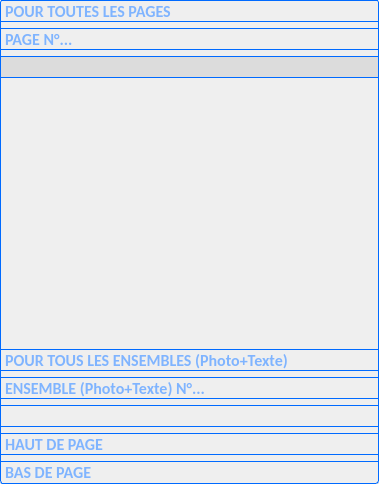
This is PhotosConsigne/ui/RightSettings.ui in FlorianLance/PhotosConsigne as Qt 5 draws it before an edit. The edited form follows.
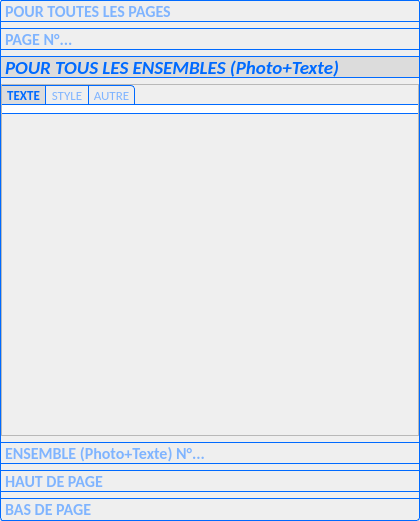
This is the edited form. The open tabs and pages were chosen to show the change. Icons and pictures are not drawn.

Diff of the .ui file:
```diff
--- a/PhotosConsigne/ui/RightSettings.ui
+++ b/PhotosConsigne/ui/RightSettings.ui
@@ -2,12 +2,15 @@
 <ui version="4.0">
  <class>RightSettingsUI</class>
  <widget class="QWidget" name="RightSettingsUI">
+  <property name="enabled">
+   <bool>true</bool>
+  </property>
   <property name="geometry">
    <rect>
     <x>0</x>
     <y>0</y>
-    <width>379</width>
-    <height>484</height>
+    <width>420</width>
+    <height>521</height>
    </rect>
   </property>
   <property name="sizePolicy">
@@ -16,6 +19,12 @@
     <verstretch>0</verstretch>
    </sizepolicy>
   </property>
+  <property name="minimumSize">
+   <size>
+    <width>420</width>
+    <height>0</height>
+   </size>
+  </property>
   <property name="maximumSize">
    <size>
     <width>16777215</width>
@@ -47,7 +56,7 @@
       <bool>true</bool>
      </property>
      <property name="sizePolicy">
-      <sizepolicy hsizetype="Minimum" vsizetype="Minimum">
+      <sizepolicy hsizetype="Preferred" vsizetype="Minimum">
        <horstretch>0</horstretch>
        <verstretch>0</verstretch>
       </sizepolicy>
@@ -66,21 +75,14 @@
      </property>
      <property name="styleSheet">
       <string notr="true">
-
-
-QToolBox::tab{
-     background-color: qlineargradient(x1: 0, y1: 0, x2: 0, y2: 1,
-                                       stop: 0 #f6f7fa, stop: 1 #dadbde);
-	 font: bold 12pt Calibri;
-	 color : rgb(127,180,255);
-   	border-bottom: 1px solid rgb(0,106,255);
-   	border-top: 1px solid rgb(0,106,255);
-
-
-/*	height:4ex;*/
-
-
+/*
+QScrollBar::vertical {
+	 width: 10px; 
 }
+*/
+
+
+
 
 .QToolBox
 {
@@ -92,6 +94,14 @@
 }
 
 
+QToolBox::tab{
+     background-color: qlineargradient(x1: 0, y1: 0, x2: 0, y2: 1,
+                                       stop: 0 #f6f7fa, stop: 1 #dadbde);
+	 font: bold 12pt Calibri;
+	 color : rgb(127,180,255);
+   	border-bottom: 1px solid rgb(0,106,255);
+   	border-top: 1px solid rgb(0,106,255);
+}
 
 
 QToolBox::tab:hover{
@@ -106,35 +116,28 @@
     background-color:  rgb(220,220,220);
 	qproperty-alignment: AlignCenter;
     font: italic bold 14pt Calibri;
-padding-left: 0px;	
+	padding-left: 0px;	
+
 }
 
 
 
-QToolBox::tab:!enabled{
-	/*padding-left: 100px;*/
+QToolBox::tab:!enabled{	
     background-color:  rgba(200,200,200,0%);
-    border: 1px solid rgba(200,200,200,0%);
+  /*  border: 1px solid rgba(200,200,200,0%);*/
  color : rgb(127,180,255);
-
-
-	
-
 }
 
 QToolBox::tab:first{
-	
     border-top: 1px solid rgb(0,106,255);
 }
 
 
 QToolBox::tab:!selected:last{
-	
     border-bottom: 0px solid rgb(0,106,255);
 }
 
 QToolBox::tab:selected:last{
-	
     border-bottom: 1px solid rgb(0,106,255);
 }
 
@@ -143,7 +146,10 @@
 </string>
      </property>
      <property name="currentIndex">
-      <number>0</number>
+      <number>2</number>
+     </property>
+     <property name="tabSpacing">
+      <number>6</number>
      </property>
      <widget class="QWidget" name="pageAllPages">
       <property name="geometry">
@@ -539,25 +545,12 @@
        <rect>
         <x>0</x>
         <y>0</y>
-        <width>377</width>
-        <height>255</height>
-       </rect>
-      </property>
-      <attribute name="label">
-       <string/>
-      </attribute>
-     </widget>
-     <widget class="QWidget" name="tbAllSets">
-      <property name="geometry">
-       <rect>
-        <x>0</x>
-        <y>0</y>
-        <width>377</width>
-        <height>255</height>
+        <width>418</width>
+        <height>346</height>
        </rect>
       </property>
       <property name="sizePolicy">
-       <sizepolicy hsizetype="Minimum" vsizetype="Minimum">
+       <sizepolicy hsizetype="Preferred" vsizetype="Minimum">
         <horstretch>0</horstretch>
         <verstretch>0</verstretch>
        </sizepolicy>
@@ -569,7 +562,7 @@
       <attribute name="label">
        <string>POUR TOUS LES ENSEMBLES (Photo+Texte)</string>
       </attribute>
-      <layout class="QVBoxLayout" name="vlGlobalConsign">
+      <layout class="QVBoxLayout" name="verticalLayout_3">
        <property name="spacing">
         <number>0</number>
        </property>
@@ -587,12 +580,21 @@
        </property>
        <item>
         <widget class="QFrame" name="frameAllSets">
+         <property name="sizePolicy">
+          <sizepolicy hsizetype="Preferred" vsizetype="Minimum">
+           <horstretch>0</horstretch>
+           <verstretch>0</verstretch>
+          </sizepolicy>
+         </property>
          <property name="frameShape">
           <enum>QFrame::StyledPanel</enum>
          </property>
          <property name="frameShadow">
           <enum>QFrame::Raised</enum>
          </property>
+         <property name="lineWidth">
+          <number>1</number>
+         </property>
          <layout class="QVBoxLayout" name="verticalLayout_16">
           <property name="spacing">
            <number>0</number>
@@ -609,10 +611,10 @@
           <property name="bottomMargin">
            <number>0</number>
           </property>
-          <item>
+          <item alignment="Qt::AlignTop">
            <widget class="QTabWidget" name="tabAllSets">
             <property name="sizePolicy">
-             <sizepolicy hsizetype="Expanding" vsizetype="Minimum">
+             <sizepolicy hsizetype="Expanding" vsizetype="Expanding">
               <horstretch>0</horstretch>
               <verstretch>0</verstretch>
              </sizepolicy>
@@ -631,11 +633,14 @@
             </property>
             <property name="styleSheet">
              <string notr="true">
+/* ################################  TAB BAR*/
 
 QTabWidget::tab-bar {
-    alignment: center;
+    alignment: left;
 }
 
+/* ################################  PANE */
+
 QTabWidget::pane { 
 
 	/* border */
@@ -644,6 +649,7 @@
 	border-right: 0px solid rgb(0,106,255);
 	border-bottom: 1px solid rgb(0,106,255);
 
+
 	/* border radius */
 	border-top-right-radius: 0px;
 	border-top-left-radius: 0px;
@@ -654,6 +660,10 @@
 	background-color:rgb(255, 255, 255)
 }
 
+/* ################################  TAB*/
+
+/* ################ BASE */
+
 QTabBar::tab {
 
 	/* border */
@@ -664,11 +674,6 @@
 	/* border radius */
     border-radius: 0px;
 
-	/* color */
-	background-color: qlineargradient(x1: 0, y1: 0, x2: 0, y2: 1,
-                                       stop: 0 #f6f7fa, stop: 1 #dadbde);
-	color : rgb(0,106,255);
-
 	/* size */
 	height:4ex;
 	min-width:20ex;
@@ -687,7 +692,7 @@
 	color : rgb(127,180,255);
 
 	/* font */
-  	font:  11pt Calibri;
+  	font:  10pt Calibri;
 }
 
 
@@ -698,7 +703,7 @@
     background-color:  rgb(220,220,220);
 
 	/* font */
-	 font: bold 11pt Calibri;
+	 font: bold 10pt Calibri;
 }
 
 
@@ -716,16 +721,15 @@
 }
 
 
-/* ################ ORDER */
-
+/* ################ FIRST / LAST */
 
 QTabBar::tab:first{
 
 	/* border */
-	border-left: 1px solid rgb(0,106,255);
+	border-left: 0px solid rgb(0,106,255);
 
 	/* border radius */
-	border-top-left-radius: 3px;
+	border-top-left-radius: 0px;
 	border-bottom-left-radius: 0px;
 
 }
@@ -750,9 +754,32 @@
              <enum>Qt::ElideLeft</enum>
             </property>
             <widget class="QWidget" name="pageAllSetsText">
+             <property name="sizePolicy">
+              <sizepolicy hsizetype="Expanding" vsizetype="Preferred">
+               <horstretch>0</horstretch>
+               <verstretch>0</verstretch>
+              </sizepolicy>
+             </property>
              <attribute name="title">
               <string>TEXTE</string>
              </attribute>
+             <layout class="QGridLayout" name="globalConsignLayout">
+              <property name="leftMargin">
+               <number>3</number>
+              </property>
+              <property name="topMargin">
+               <number>3</number>
+              </property>
+              <property name="rightMargin">
+               <number>3</number>
+              </property>
+              <property name="bottomMargin">
+               <number>3</number>
+              </property>
+              <property name="spacing">
+               <number>3</number>
+              </property>
+             </layout>
             </widget>
             <widget class="QWidget" name="tabAllSetsStyle">
              <attribute name="title">
@@ -783,8 +810,52 @@
               </item>
              </layout>
             </widget>
+            <widget class="QWidget" name="tabAllSetsMisc">
+             <property name="sizePolicy">
+              <sizepolicy hsizetype="Preferred" vsizetype="Minimum">
+               <horstretch>0</horstretch>
+               <verstretch>0</verstretch>
+              </sizepolicy>
+             </property>
+             <attribute name="title">
+              <string>AUTRE</string>
+             </attribute>
+             <layout class="QVBoxLayout" name="vlAllSetsMisc">
+              <property name="spacing">
+               <number>0</number>
+              </property>
+              <property name="leftMargin">
+               <number>0</number>
+              </property>
+              <property name="topMargin">
+               <number>0</number>
+              </property>
+              <property name="rightMargin">
+               <number>0</number>
+              </property>
+              <property name="bottomMargin">
+               <number>0</number>
+              </property>
+             </layout>
+            </widget>
            </widget>
           </item>
+          <item>
+           <spacer name="verticalSpacer1">
+            <property name="orientation">
+             <enum>Qt::Vertical</enum>
+            </property>
+            <property name="sizeType">
+             <enum>QSizePolicy::Expanding</enum>
+            </property>
+            <property name="sizeHint" stdset="0">
+             <size>
+              <width>20</width>
+              <height>40</height>
+             </size>
+            </property>
+           </spacer>
+          </item>
          </layout>
         </widget>
        </item>
@@ -812,19 +883,23 @@
       <attribute name="label">
        <string>ENSEMBLE (Photo+Texte) N°...</string>
       </attribute>
-     </widget>
-     <widget class="QWidget" name="pageSeparation2">
-      <property name="geometry">
-       <rect>
-        <x>0</x>
-        <y>0</y>
-        <width>377</width>
-        <height>255</height>
-       </rect>
-      </property>
-      <attribute name="label">
-       <string/>
-      </attribute>
+      <layout class="QVBoxLayout" name="vlSelectedSet">
+       <property name="spacing">
+        <number>0</number>
+       </property>
+       <property name="leftMargin">
+        <number>0</number>
+       </property>
+       <property name="topMargin">
+        <number>0</number>
+       </property>
+       <property name="rightMargin">
+        <number>0</number>
+       </property>
+       <property name="bottomMargin">
+        <number>0</number>
+       </property>
+      </layout>
      </widget>
      <widget class="QWidget" name="pageHeader">
       <property name="geometry">
```
Left out of the diff: 111 changed lines with no effect on the pictures.
